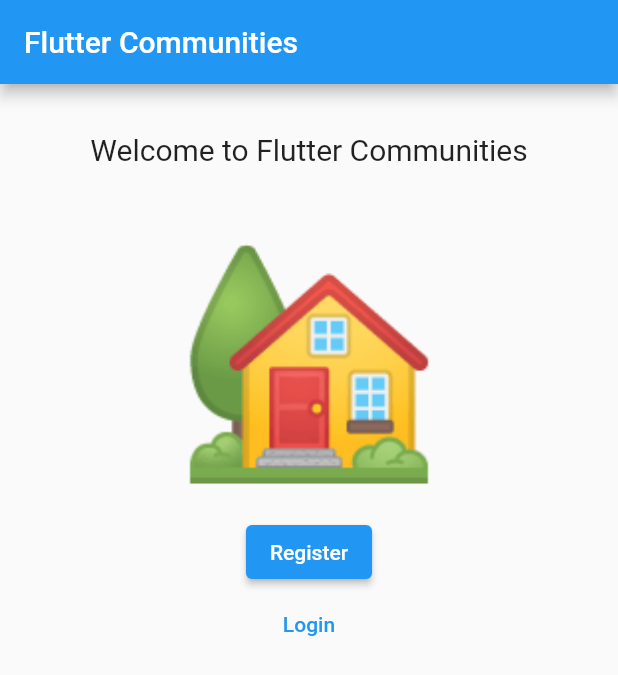
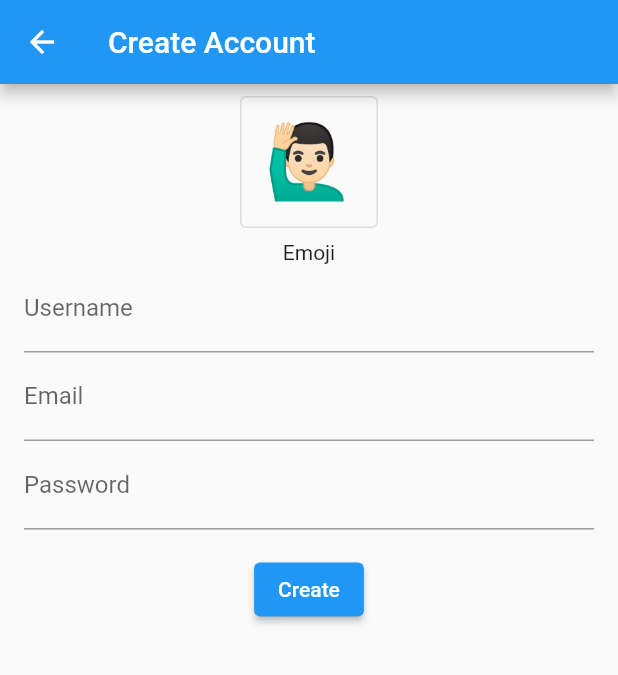
Before and after one commit to seanconnollydev/flutter_communities, a Flutter app: the screen it shows after launch, after a tap on "Register", on a phone screen of 412 x 824 dp. Shown: the top 675 px of the screen. Run offline on Flutter 3.47's test engine with Material 2 defaults, Android fonts, the phone set to English and light mode, and no system bars.

Commit message:
Add registration screen UI

```diff
--- a/lib/main.dart
+++ b/lib/main.dart
@@ -1,6 +1,7 @@
 import 'package:flutter/material.dart';
 
 import 'screens/home_screen.dart';
+import 'screens/registration_screen.dart';
 
 void main() {
   runApp(MyApp());
@@ -16,6 +17,7 @@ class MyApp extends StatelessWidget {
         ),
         routes: {
           HomeScreen.routeName: (_) => HomeScreen(),
+          RegistrationScreen.routeName: (_) => RegistrationScreen(),
         });
   }
 }
--- a/lib/screens/home_screen.dart
+++ b/lib/screens/home_screen.dart
@@ -1,4 +1,6 @@
 import 'package:flutter/material.dart';
+
+import 'registration_screen.dart';
 
 class HomeScreen extends StatelessWidget {
   static const routeName = '/';
@@ -34,7 +36,7 @@ class HomeScreen extends StatelessWidget {
             alignment: Alignment.center,
             child: ElevatedButton(
               onPressed: () {
-                print('>>> Navigate to Register');
+                Navigator.of(context).pushNamed(RegistrationScreen.routeName);
               },
               child: Text('Register'),
             ),
--- /dev/null
+++ b/lib/screens/registration_screen.dart
@@ -0,0 +1,95 @@
+import 'package:flutter/material.dart';
+
+class RegistrationScreen extends StatefulWidget {
+  static const routeName = '/registration';
+
+  const RegistrationScreen({Key? key}) : super(key: key);
+
+  @override
+  _RegistrationScreenState createState() => _RegistrationScreenState();
+}
+
+class _RegistrationScreenState extends State<RegistrationScreen> {
+  final _formKey = GlobalKey<FormState>();
+  String? _username;
+  String? _email;
+  String? _password;
+
+  @override
+  Widget build(BuildContext context) {
+    return Scaffold(
+      appBar: AppBar(
+        title: Text('Create Account'),
+      ),
+      body: SingleChildScrollView(
+        child: Form(
+          key: _formKey,
+          child: Column(
+            crossAxisAlignment: CrossAxisAlignment.stretch,
+            children: [
+              Container(
+                alignment: Alignment.center,
+                padding: const EdgeInsets.all(8.0),
+                child: OutlinedButton(
+                  onPressed: () {
+                    print('>>> onPressed');
+                  },
+                  style: OutlinedButton.styleFrom(
+                    padding: const EdgeInsets.all(16),
+                  ),
+                  child: Text(
+                    '🙋🏻‍♂️',
+                    style: TextStyle(fontSize: 48),
+                  ),
+                ),
+              ),
+              Text(
+                'Emoji',
+                textAlign: TextAlign.center,
+              ),
+              Padding(
+                padding: const EdgeInsets.symmetric(horizontal: 16),
+                child: TextFormField(
+                  decoration: const InputDecoration(labelText: 'Username'),
+                  onSaved: (username) {
+                    _username = username;
+                  },
+                ),
+              ),
+              Padding(
+                padding: const EdgeInsets.symmetric(horizontal: 16),
+                child: TextFormField(
+                  decoration: const InputDecoration(labelText: 'Email'),
+                  onSaved: (email) {
+                    _email = email;
+                  },
+                ),
+              ),
+              Padding(
+                padding: const EdgeInsets.symmetric(horizontal: 16),
+                child: TextFormField(
+                  decoration: const InputDecoration(labelText: 'Password'),
+                  obscureText: true,
+                  onSaved: (password) {
+                    _password = password;
+                  },
+                ),
+              ),
+              Container(
+                alignment: Alignment.center,
+                padding: const EdgeInsets.symmetric(vertical: 16),
+                child: ElevatedButton(
+                  onPressed: () {
+                    _formKey.currentState?.save();
+                    print('>>> save $_username $_email $_password');
+                  },
+                  child: Text('Create'),
+                ),
+              )
+            ],
+          ),
+        ),
+      ),
+    );
+  }
+}
```
